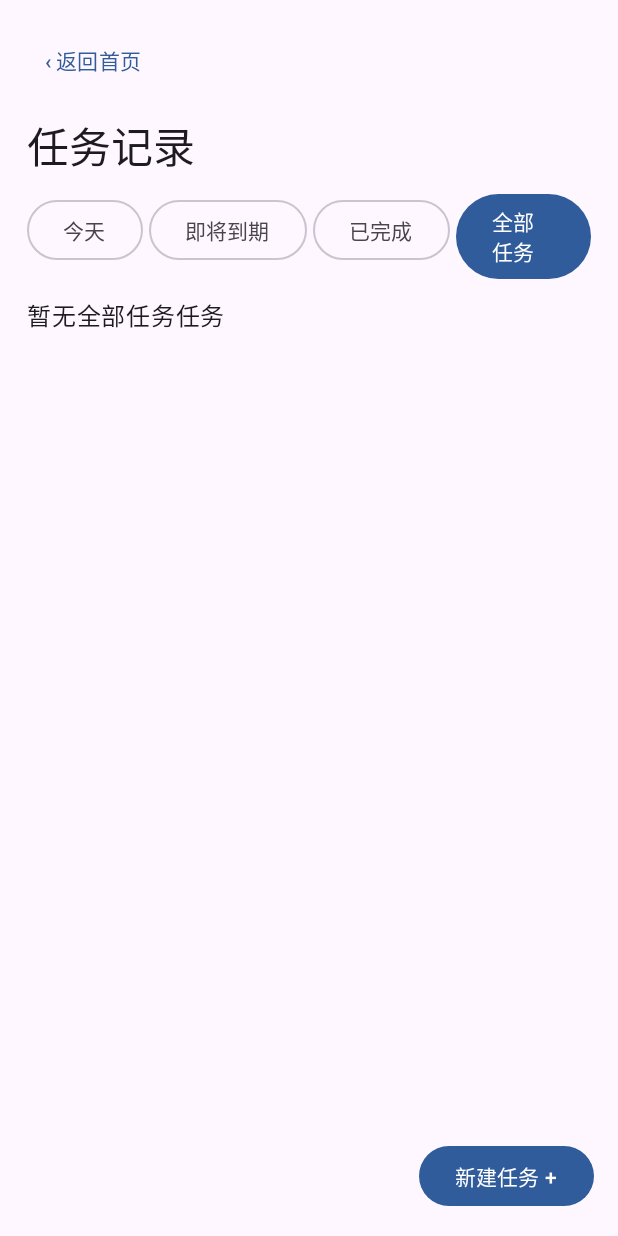
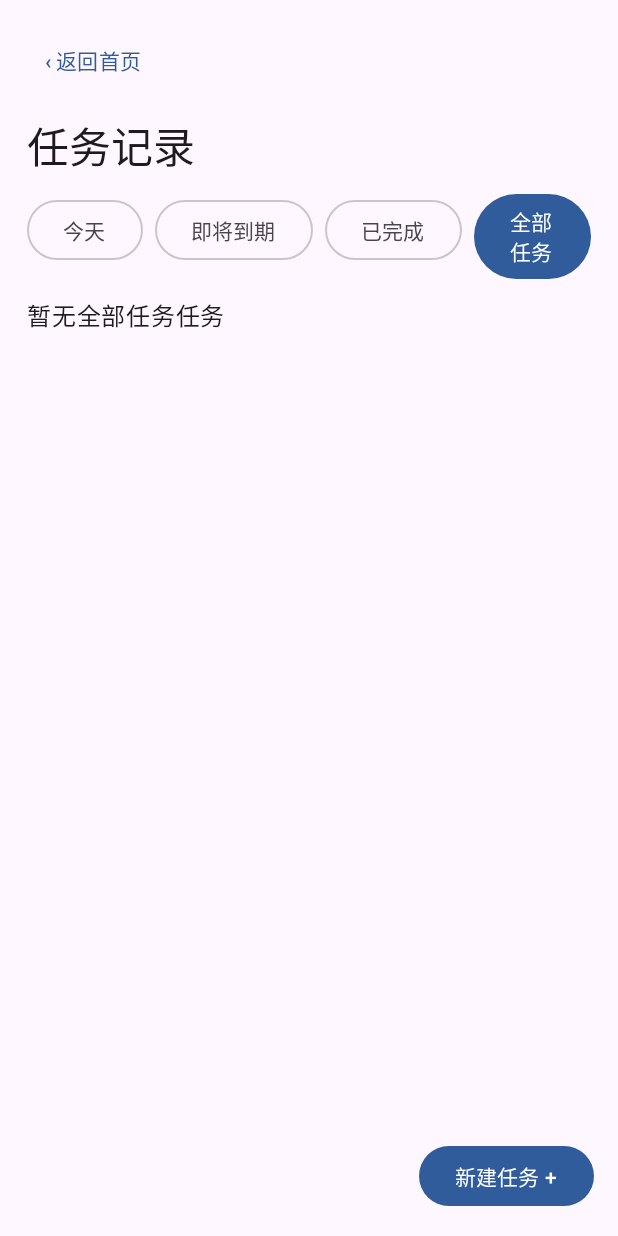
Before and after one commit to yongxiongLi/office-productivity-app, an Android app built with Jetpack Compose: the screen it shows after launch (MainActivity), after a tap on "任务记录", on a phone screen of 412 x 824 dp. Run offline under Robolectric (Android 15) with nearby library versions, the phone set to English and light mode, and no system bars; our stand-ins replace Room's generated code.

Commit message:
Match task filter row layout to four capsule buttons

```diff
--- a/app/src/main/java/com/yongxiongli/officeproductivity/ui/DashboardScreen.kt
+++ b/app/src/main/java/com/yongxiongli/officeproductivity/ui/DashboardScreen.kt
@@ -156,10 +156,17 @@ private fun TaskScreen(
     onDelete: (Long) -> Unit,
 ) {
     Text("任务记录", style = MaterialTheme.typography.headlineMedium)
-    Row(horizontalArrangement = Arrangement.spacedBy(4.dp)) {
+    Row(
+        modifier = Modifier.fillMaxWidth(),
+        horizontalArrangement = Arrangement.spacedBy(8.dp),
+    ) {
         TaskFilter.entries.forEach { item ->
-            if (item == filter) Button(onClick = { onFilter(item) }) { Text(item.label) }
-            else OutlinedButton(onClick = { onFilter(item) }) { Text(item.label) }
+            val isSelected = item == filter
+            if (isSelected) {
+                Button(onClick = { onFilter(item) }) { Text(item.label) }
+            } else {
+                OutlinedButton(onClick = { onFilter(item) }) { Text(item.label) }
+            }
         }
     }
     val now = System.currentTimeMillis()
@@ -186,11 +193,7 @@ private fun TaskCard(task: TaskEntity, onComplete: (Boolean) -> Unit, onEdit: ()
         Column(Modifier.fillMaxWidth().padding(10.dp), verticalArrangement = Arrangement.spacedBy(4.dp)) {
             Row(verticalAlignment = Alignment.CenterVertically) {
                 Checkbox(checked = task.isCompleted, onCheckedChange = onComplete)
-                Text(
-                    task.title,
-                    modifier = Modifier.weight(1f),
-                    style = MaterialTheme.typography.titleMedium,
-                )
+                Text(task.title, modifier = Modifier.weight(1f), style = MaterialTheme.typography.titleMedium)
             }
             Column(
                 modifier = Modifier.fillMaxWidth().padding(start = 48.dp),
@@ -200,9 +203,7 @@ private fun TaskCard(task: TaskEntity, onComplete: (Boolean) -> Unit, onEdit: ()
                 Text("记录时间：${formatDateTime(task.createdAtMillis)}", style = MaterialTheme.typography.bodySmall)
                 task.dueAtMillis?.let { Text("截止时间：${formatDateTime(it)}", style = MaterialTheme.typography.bodySmall) }
                 task.reminderAtMillis?.let { Text("提醒时间：${formatDateTime(it)}", style = MaterialTheme.typography.bodySmall) }
-                if (task.isCompleted) task.completedAtMillis?.let {
-                    Text("完成时间：${formatDateTime(it)}", style = MaterialTheme.typography.bodySmall)
-                }
+                if (task.isCompleted) task.completedAtMillis?.let { Text("完成时间：${formatDateTime(it)}", style = MaterialTheme.typography.bodySmall) }
             }
             Row(
                 modifier = Modifier.fillMaxWidth(),
```
